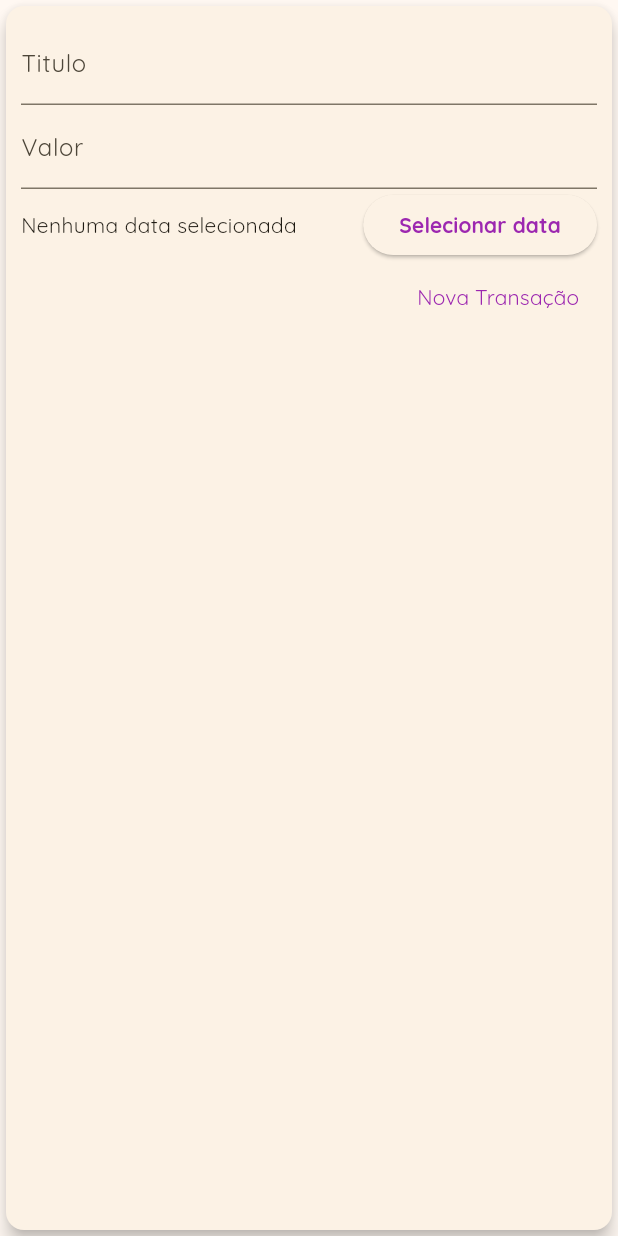
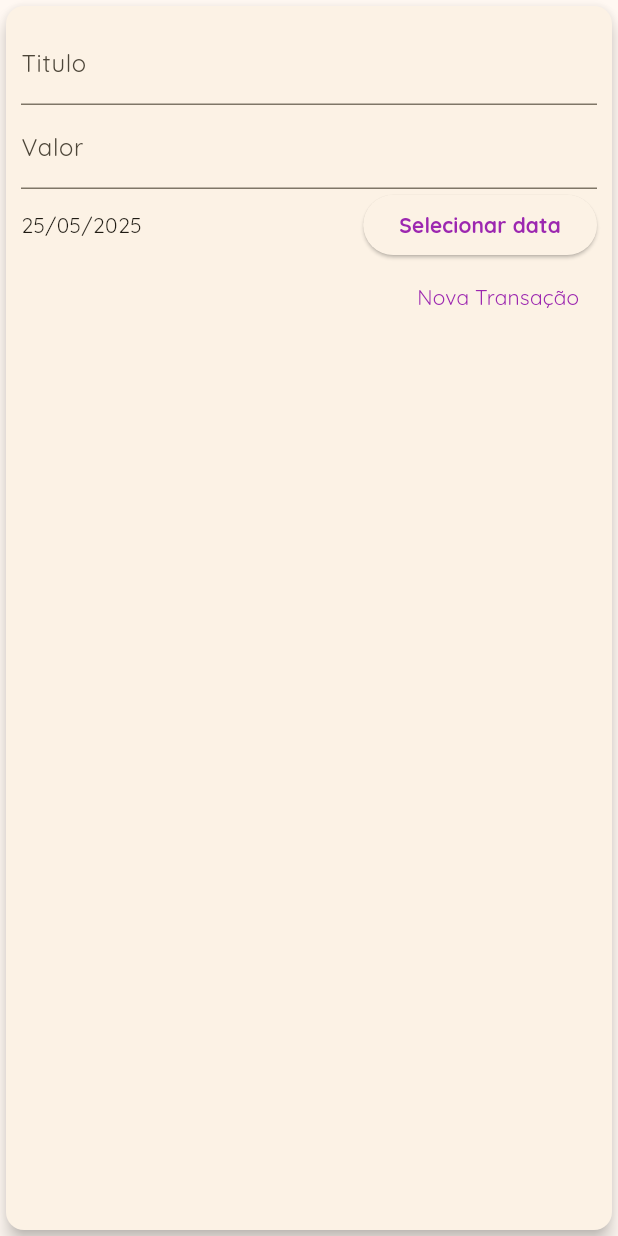
Before and after one commit to maitabom/expenses, a Flutter app: the TransactionForm widget shown alone on an empty page, opened directly with empty values, after a tap on "Nova Transação", on a phone screen of 412 x 824 dp. Run offline on Flutter 3.47's test engine with Material 3 defaults, Android fonts, the phone set to English and light mode, and no system bars.

Commit message:
feat: adicionar suporte à data na submissão do formulário de transação

```diff
--- a/lib/components/transaction_form.dart
+++ b/lib/components/transaction_form.dart
@@ -2,7 +2,7 @@ import 'package:flutter/material.dart';
 import 'package:intl/intl.dart';
 
 class TransactionForm extends StatefulWidget {
-  final void Function(String, double) onSubmit;
+  final void Function(String, double, DateTime) onSubmit;
 
   const TransactionForm(this.onSubmit, {super.key});
 
@@ -14,17 +14,17 @@ class _TransactionFormState extends State<TransactionForm> {
   final titleController = TextEditingController();
   final valueController = TextEditingController();
 
-  DateTime? selectedDate;
+  DateTime? selectedDate = DateTime.now();
 
   submitForm() {
     final title = titleController.text;
     final value = double.tryParse(valueController.text) ?? 0.0;
 
-    if (title.isEmpty || value <= 0) {
+    if (title.isEmpty || value <= 0 || selectedDate == null) {
       return;
     }
 
-    widget.onSubmit(title, value);
+    widget.onSubmit(title, value, selectedDate!);
   }
 
   _showDatePicker() {
--- a/lib/pages/home.dart
+++ b/lib/pages/home.dart
@@ -32,12 +32,12 @@ class _HomePageState extends State<HomePage> {
     );
   }
 
-  addTransaction(String title, double value) {
+  addTransaction(String title, double value, DateTime date) {
     final pivot = Transaction(
       id: Random().nextDouble().toString(),
       title: title,
       value: value,
-      date: DateTime.now(),
+      date: date,
     );
 
     setState(() {
```
